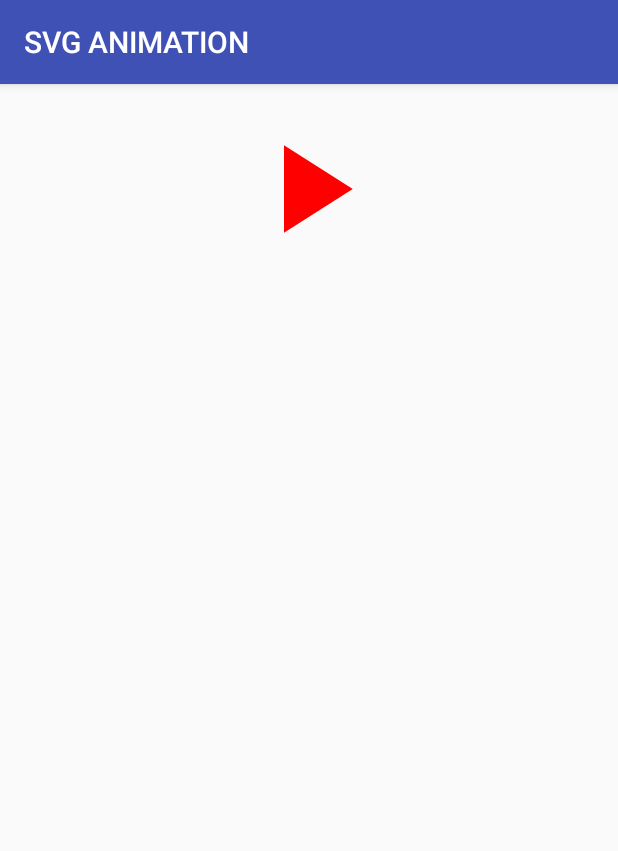
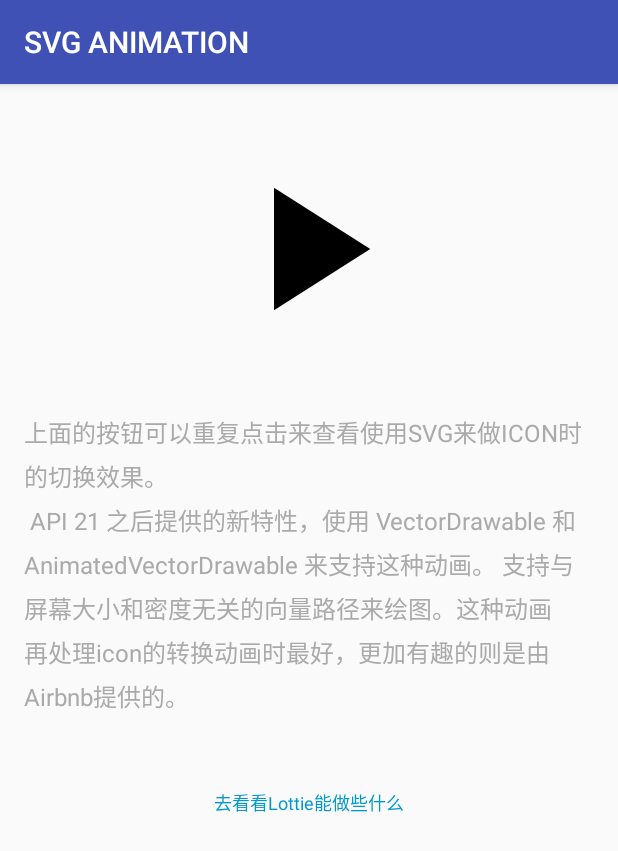
Before and after one commit to sunyjams/AndroidAnimation, an Android app: the ShareEleActivity screen opened directly, with no data from a screen before it, on a phone screen of 412 x 824 dp. Shown: the top 851 px of the screen. Run offline under Robolectric (Android 15) with nearby library versions, the phone set to English and light mode, and no system bars.

Commit message:
add lottie animation

```diff
--- a/app/build.gradle
+++ b/app/build.gradle
@@ -21,9 +21,10 @@ android {
 dependencies {
     implementation fileTree(dir: 'libs', include: ['*.jar'])
     implementation 'com.android.support:appcompat-v7:26.1.0'
-    implementation 'com.android.support.constraint:constraint-layout:1.0.2'
     testImplementation 'junit:junit:4.12'
+    compile 'com.android.support:recyclerview-v7:26.1.0'
     compile 'com.android.support:support-dynamic-animation:26.1.0'
+    implementation 'com.airbnb.android:lottie:2.3.1'
     androidTestImplementation 'com.android.support.test:runner:0.5'
     androidTestImplementation 'com.android.support.test.espresso:espresso-core:2.2.2'
 }
--- a/app/src/main/AndroidManifest.xml
+++ b/app/src/main/AndroidManifest.xml
@@ -17,6 +17,8 @@
             </intent-filter>
         </activity>
         <activity android:name=".ShareEleActivity" />
+        <activity android:name=".LottieActivity" />
+        <activity android:name=".LottieListActivity" />
     </application>
 
 </manifest>
--- a/app/src/main/java/com/james/animation/ShareEleActivity.java
+++ b/app/src/main/java/com/james/animation/ShareEleActivity.java
@@ -1,6 +1,5 @@
 package com.james.animation;
 
-import android.annotation.TargetApi;
 import android.graphics.drawable.Animatable2;
 import android.graphics.drawable.AnimatedVectorDrawable;
 import android.graphics.drawable.Drawable;
@@ -11,6 +10,7 @@ import android.support.v7.app.AppCompatActivity;
 import android.transition.Fade;
 import android.view.View;
 import android.widget.ImageView;
+import android.widget.TextView;
 
 /**
  * Created by James
@@ -21,6 +21,7 @@ import android.widget.ImageView;
 public class ShareEleActivity extends AppCompatActivity {
 
     private ImageView playImg;
+    private TextView lottieTextView;
     private AnimatedVectorDrawable vectorDrawable;
     private boolean isPlay = false;
 
@@ -32,6 +33,7 @@ public class ShareEleActivity extends AppCompatActivity {
         getWindow().setExitTransition(new Fade().setDuration(2000));
 
         playImg = findViewById(R.id.share_play);
+        lottieTextView = findViewById(R.id.share_lottie);
 
         getSupportActionBar().setTitle("SVG ANIMATION");
 
@@ -44,6 +46,13 @@ public class ShareEleActivity extends AppCompatActivity {
                     vectorDrawable.registerAnimationCallback(callback);
                 }
                 vectorDrawable.start();
+            }
+        });
+
+        lottieTextView.setOnClickListener(new View.OnClickListener() {
+            @Override
+            public void onClick(View v) {
+                LottieListActivity.start(ShareEleActivity.this);
             }
         });
     }
--- a/app/src/main/res/drawable/pause_anim.xml
+++ b/app/src/main/res/drawable/pause_anim.xml
@@ -14,7 +14,7 @@
                 android:pivotY="12">
                 <path
                     android:name="path"
-                    android:fillColor="#ff0000"
+                    android:fillColor="#000000"
                     android:pathData="M 6 5 L 10 5 L 10 19 L 6 19 Z M 14 5 L 18 5 L 18 19 L 14 19 Z"
                     android:strokeWidth="1" />
             </group>
--- a/app/src/main/res/drawable/play_anim.xml
+++ b/app/src/main/res/drawable/play_anim.xml
@@ -16,7 +16,7 @@
                 <path
                     android:name="path"
                     android:pathData="M 8 5 L 8 19 L 19 12 Z"
-                    android:fillColor="#ff0000"
+                    android:fillColor="#000000"
                     android:strokeWidth="1"/>
             </group>
         </vector>
--- a/app/src/main/res/layout/activity_share_ele.xml
+++ b/app/src/main/res/layout/activity_share_ele.xml
@@ -1,16 +1,38 @@
 <?xml version="1.0" encoding="utf-8"?>
-<RelativeLayout xmlns:android="http://schemas.android.com/apk/res/android"
+<LinearLayout xmlns:android="http://schemas.android.com/apk/res/android"
     android:layout_width="match_parent"
-    android:layout_height="match_parent">
-
+    android:layout_height="match_parent"
+    android:orientation="vertical">
 
     <ImageView
         android:id="@+id/share_play"
-        android:layout_width="100dp"
-        android:layout_height="100dp"
-        android:layout_centerHorizontal="true"
-        android:layout_marginTop="20dp"
-        android:transitionName="img"
-        android:src="@drawable/play_anim" />
+        android:layout_width="140dp"
+        android:layout_height="140dp"
+        android:layout_gravity="center_horizontal"
+        android:layout_marginTop="40dp"
+        android:src="@drawable/play_anim"
+        android:transitionName="img" />
 
-</RelativeLayout>
+    <TextView
+        android:layout_width="wrap_content"
+        android:layout_height="wrap_content"
+        android:layout_gravity="center_horizontal"
+        android:layout_marginLeft="16dp"
+        android:layout_marginRight="16dp"
+        android:layout_marginTop="40dp"
+        android:lineSpacingExtra="5dp"
+        android:text="@string/svg_intro"
+        android:textColor="@android:color/darker_gray"
+        android:textSize="16sp" />
+
+    <TextView
+        android:id="@+id/share_lottie"
+        android:layout_width="wrap_content"
+        android:layout_height="wrap_content"
+        android:layout_gravity="center_horizontal"
+        android:layout_marginTop="50dp"
+        android:text="@string/lottie_hook"
+        android:textColor="@android:color/holo_blue_dark"
+        android:textSize="12sp" />
+
+</LinearLayout>
--- a/app/src/main/res/values/strings.xml
+++ b/app/src/main/res/values/strings.xml
@@ -4,4 +4,9 @@
     <string name="txt_fling_anim">FlingAnim</string>
     <string name="txt_desc_anim">DescAnim</string>
     <string name="btn_show_up">showUp</string>
+    <string name="svg_intro">上面的按钮可以重复点击来查看使用SVG来做ICON时的切换效果。\n
+        API 21 之后提供的新特性，使用 VectorDrawable 和 AnimatedVectorDrawable 来支持这种动画。
+        支持与屏幕大小和密度无关的向量路径来绘图。这种动画再处理icon的转换动画时最好，更加有趣的则是由Airbnb提供的。
+    </string>
+    <string name="lottie_hook">去看看Lottie能做些什么</string>
 </resources>
--- a/build.gradle
+++ b/build.gradle
@@ -5,6 +5,7 @@ buildscript {
     repositories {
         google()
         jcenter()
+        mavenCentral()
     }
     dependencies {
         classpath 'com.android.tools.build:gradle:3.0.0'
@@ -19,6 +20,7 @@ allprojects {
     repositories {
         google()
         jcenter()
+        mavenCentral()
     }
 }
 
```
Also changed, not shown: app/src/main/assets/loading_football.json (added, +1 -0 lines), app/src/main/java/com/james/animation/LottieActivity.java (added, +47 -0 lines), app/src/main/java/com/james/animation/LottieListActivity.java (added, +26 -0 lines), app/src/main/res/drawable/ic_access_alarm_black_24dp.xml (deleted, +0 -9 lines), app/src/main/res/layout/activity_lottie.xml (added, +17 -0 lines), app/src/main/res/layout/activity_lottie_list.xml (added, +14 -0 lines), app/src/main/res/layout/activity_main.xml (+47 -23 lines).
